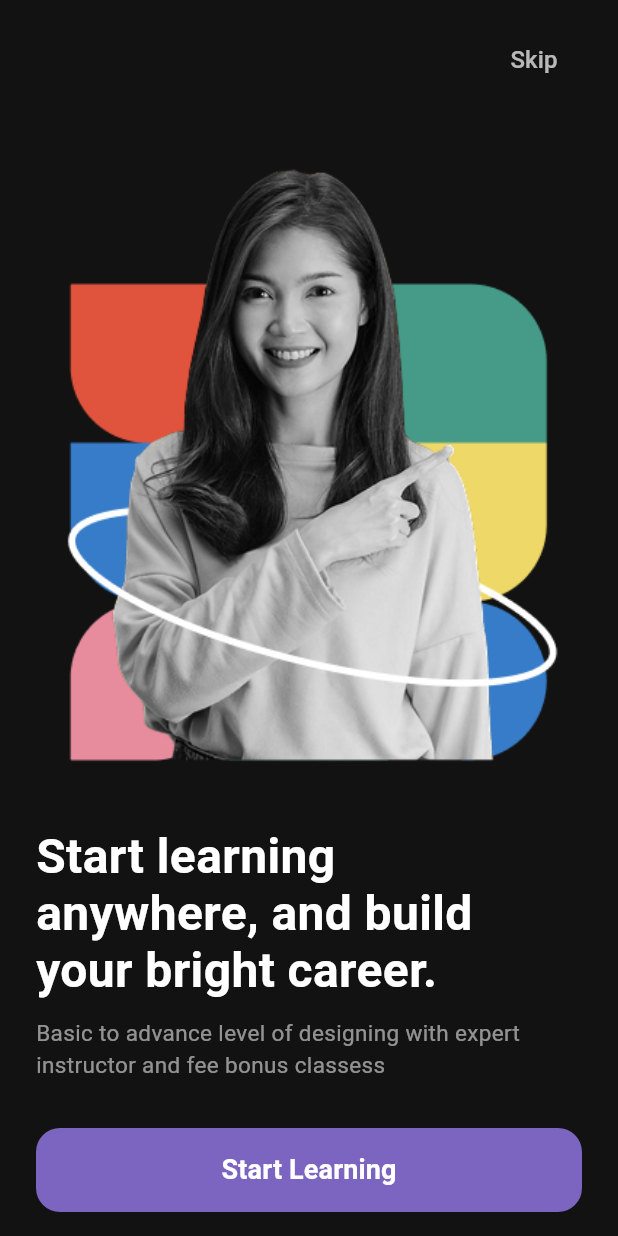
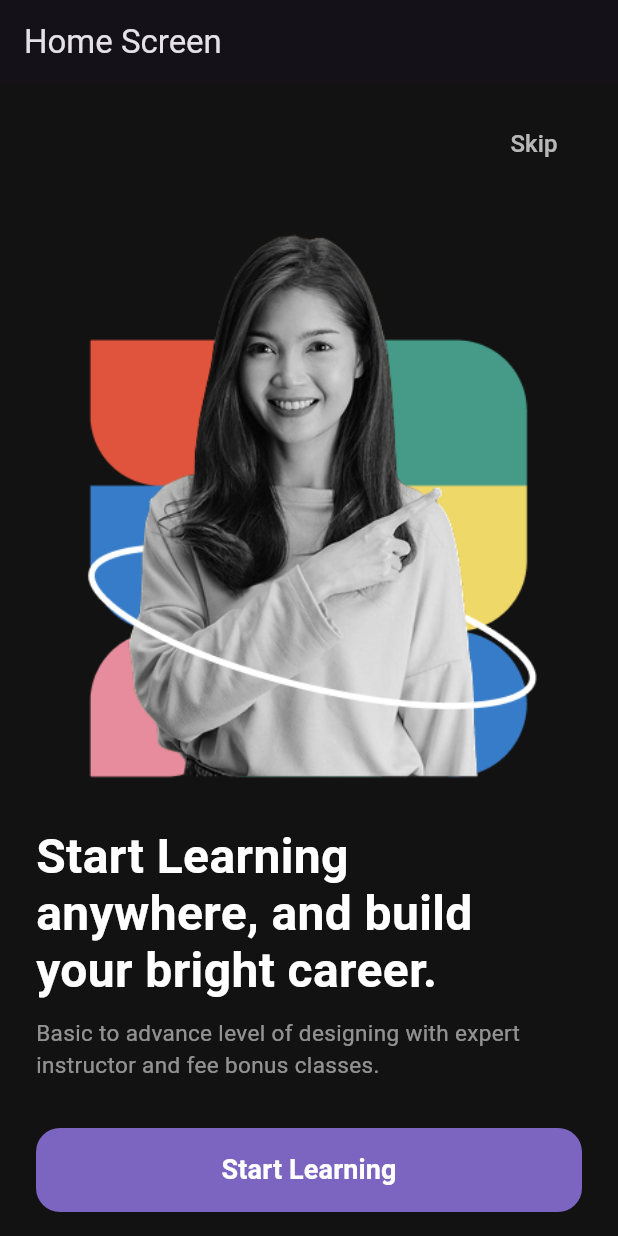
Before and after one commit to yeswadams/learn_bridge, a Flutter app: the screen it shows after launch, after a tap on "Skip", on a phone screen of 412 x 824 dp. Run offline on Flutter 3.47's test engine with Material 3 defaults, Android fonts, the phone set to English and light mode, and no system bars; our stand-ins replace go_router.

Commit message:
Implemented the Onboarding Screen with its own widgets and fixed theerror in main.dart file that was being caused by routeConfig:

```diff
--- a/lib/core/router/app_router.dart
+++ b/lib/core/router/app_router.dart
@@ -9,19 +9,24 @@ import '../../features/courses/presentation/courses_list_screen.dart';
 import '../../features/courses/presentation/courses_details_screen.dart';
 import '../../features/courses/presentation/lesson_player_screen.dart';
 import '../../features/dock/presentation/dock_shell.dart';
-import '../../features/calendar/presentation/calendar_screen.dart';
 import '../../features/home/presentation/home_screen.dart';
 import '../../features/profile/presentation/profile_screen.dart';
 
 final GoRouter appRouter = GoRouter(
   initialLocation: '/splash',
   routes: [
-    GoRoute(path: '/splash', builder: (context, state) => const SplashScreen()),
-    GoRoute(path: '/onboarding', builder: (context, state) => const OnboardingScreen()),
+    GoRoute(
+      path: '/splash',
+      builder: (context, state) => const SplashScreen(),
+    ),
+    GoRoute(
+      path: '/onboarding',
+      builder: (context, state) => const OnboardingScreen(),
+    ),
     // App dock routes
     StatefulShellRoute.indexedStack(
       builder: (context, state, navigationShell) {
-        return Dockshell(navigationShell: navigationShell);
+        return DockShell(navigationShell: navigationShell);
       },
       branches: [
         // Home Page
@@ -45,7 +50,7 @@ final GoRouter appRouter = GoRouter(
         StatefulShellBranch(
           routes: [
             GoRoute(
-              path: 'courses-list',
+              path: '/courses-list',
               builder: (context, state) => const CoursesListPage(),
             ),
           ],
@@ -54,7 +59,7 @@ final GoRouter appRouter = GoRouter(
         StatefulShellBranch(
           routes: [
             GoRoute(
-              path: "courses-details",
+              path: "/courses-details",
               builder: (context, state) => const CourseDetailsPage(),
             ),
           ],
@@ -63,7 +68,7 @@ final GoRouter appRouter = GoRouter(
         StatefulShellBranch(
           routes: [
             GoRoute(
-              path: 'lesson-player',
+              path: '/lesson-player',
               builder: (context, state) => const LessonPlayerPage(),
             ),
           ],
@@ -72,7 +77,7 @@ final GoRouter appRouter = GoRouter(
         StatefulShellBranch(
           routes: [
             GoRoute(
-              path: 'profile',
+              path: '/profile',
               builder: (context, state) => const ProfilePage(),
             ),
           ],
--- a/lib/features/onboarding/presentation/onboarding_screen.dart
+++ b/lib/features/onboarding/presentation/onboarding_screen.dart
@@ -0,0 +1,34 @@
+import 'package:flutter/material.dart';
+import 'package:learn_bridge/features/onboarding/presentation/widgets/header_section.dart';
+import 'package:learn_bridge/features/onboarding/presentation/widgets/hero_image_section.dart';
+import 'package:learn_bridge/features/onboarding/presentation/widgets/primary_action_button.dart';
+import 'package:learn_bridge/features/onboarding/presentation/widgets/content_section.dart';
+
+class OnboardingScreen extends StatelessWidget {
+  const OnboardingScreen({super.key});
+
+  @override
+  Widget build(BuildContext context) {
+    return Scaffold(
+      appBar: AppBar(title: const Text('Home Screen')),
+      backgroundColor: const Color(0xFF121212),
+      body: SafeArea(
+        child: Padding(
+          padding: const EdgeInsets.symmetric(horizontal: 24.0, vertical: 16.0),
+          child: Column(
+            crossAxisAlignment: CrossAxisAlignment.start,
+            children: [
+              HeaderSection(),
+              SizedBox(height: 20),
+              HeroImageSection(),
+              SizedBox(height: 32),
+              ContentSection(),
+              SizedBox(height: 32),
+              PrimaryActionButton(),
+            ],
+          ),
+        ),
+      ),
+    );
+  }
+}
--- /dev/null
+++ b/lib/features/onboarding/presentation/widgets/content_section.dart
@@ -0,0 +1,28 @@
+import "package:flutter/material.dart";
+
+class ContentSection extends StatelessWidget {
+  const ContentSection();
+
+  @override
+  Widget build(BuildContext context) {
+    return Column(
+      crossAxisAlignment: CrossAxisAlignment.start,
+      children: const [
+        Text(
+          'Start Learning\nanywhere, and build\nyour bright career.',
+          style: TextStyle(
+            fontSize: 32,
+            fontWeight: FontWeight.bold,
+            color: Colors.white,
+            height: 1.2,
+          ),
+        ),
+        SizedBox(height: 12),
+        Text(
+          'Basic to advance level of designing with expert instructor and fee bonus classes.',
+          style: TextStyle(fontSize: 15, color: Colors.white54, height: 1.4),
+        ),
+      ],
+    );
+  }
+}
--- /dev/null
+++ b/lib/features/onboarding/presentation/widgets/header_section.dart
@@ -0,0 +1,21 @@
+import "package:flutter/material.dart";
+
+class HeaderSection extends StatelessWidget {
+  const HeaderSection();
+
+  @override
+  Widget build(BuildContext context) {
+    return Align(
+      alignment: Alignment.centerRight,
+      child: TextButton(
+        onPressed: () {
+          // Skip logic here
+        },
+        child: const Text(
+          'Skip',
+          style: TextStyle(color: Colors.white70, fontSize: 16),
+        ),
+      ),
+    );
+  }
+}
--- /dev/null
+++ b/lib/features/onboarding/presentation/widgets/hero_image_section.dart
@@ -0,0 +1,20 @@
+import 'package:flutter/material.dart';
+
+class HeroImageSection extends StatelessWidget {
+  const HeroImageSection();
+
+  @override
+  Widget build(BuildContext context) {
+    return Expanded(
+      child: Center(
+        child: Container(
+          decoration: BoxDecoration(borderRadius: BorderRadius.circular(24)),
+          child: Image.asset(
+            'assets/images/hero_img.png',
+            width: double.infinity,
+          ),
+        ),
+      ),
+    );
+  }
+}
--- /dev/null
+++ b/lib/features/onboarding/presentation/widgets/primary_action_button.dart
@@ -0,0 +1,34 @@
+import "package:flutter/material.dart";
+import "package:go_router/go_router.dart";
+
+class PrimaryActionButton extends StatelessWidget {
+  const PrimaryActionButton();
+
+  @override
+  Widget build(BuildContext context) {
+    return SizedBox(
+      width: double.infinity,
+      height: 56,
+      child: ElevatedButton(
+        onPressed: () {
+          context.go('/home');
+        },
+        style: ElevatedButton.styleFrom(
+          backgroundColor: const Color(0xFF7C65C1),
+          shape: RoundedRectangleBorder(
+            borderRadius: BorderRadius.circular(16),
+          ),
+          elevation: 0,
+        ),
+        child: const Text(
+          'Start Learning',
+          style: TextStyle(
+            fontSize: 18,
+            fontWeight: FontWeight.w600,
+            color: Colors.white,
+          ),
+        ),
+      ),
+    );
+  }
+}
--- a/lib/features/splash/presentation/splash_screen.dart
+++ b/lib/features/splash/presentation/splash_screen.dart
@@ -0,0 +1,29 @@
+import "package:flutter/material.dart";
+import 'package:go_router/go_router.dart';
+
+class SplashScreen extends StatefulWidget {
+  const SplashScreen({super.key});
+
+  @override
+  State<SplashScreen> createState() => _SplashScreenState();
+}
+
+class _SplashScreenState extends State<SplashScreen> {
+  @override
+  void initState() {
+    super.initState();
+    _navigateToNext();
+  }
+
+  void _navigateToNext() async {
+    await Future.delayed(const Duration(seconds: 2));
+
+    if (!mounted) return;
+    context.go('/onboarding');
+  }
+
+  @override
+  Widget build(BuildContext context) {
+    return const Scaffold(body: Center(child: CircularProgressIndicator()));
+  }
+}
--- a/lib/main.dart
+++ b/lib/main.dart
@@ -1,4 +1,5 @@
 import 'package:flutter/material.dart';
+import 'core/router/app_router.dart';
 
 class HitType {
   final String name;
@@ -14,115 +15,10 @@ class MainApp extends StatelessWidget {
 
   @override
   Widget build(BuildContext context) {
-    return MaterialApp(
+    return MaterialApp.router(
       debugShowCheckedModeBanner: false,
       theme: ThemeData.dark(),
-      home: const OnboardingScreen(),
+      routerConfig: appRouter,
     );
   }
 }
-
-class OnboardingScreen extends StatelessWidget {
-  const OnboardingScreen({super.key});
-
-  @override
-  Widget build(BuildContext context) {
-    return Scaffold(
-      backgroundColor: const Color(0xFF121212),
-      body: SafeArea(
-        child: Padding(
-          padding: const EdgeInsets.symmetric(horizontal: 24.0, vertical: 16.0),
-          child: Column(
-            crossAxisAlignment: CrossAxisAlignment.start,
-            children: [
-              Align(
-                alignment: Alignment.centerRight,
-                child: TextButton(
-                  onPressed: () {
-                    // Implement functionality here
-                  },
-                  child: const Text(
-                    'Skip',
-                    style: TextStyle(color: Colors.white70, fontSize: 16),
-                  ),
-                ),
-              ),
-              const SizedBox(height: 20),
-
-              // 2. Hero Graphic Area
-              Expanded(
-                child: Center(
-                  child: Container(
-                    decoration: BoxDecoration(
-                      color: Colors.transparent,
-                      borderRadius: BorderRadius.circular(24),
-                    ),
-                    child: Center(
-                      child: Image.asset(
-                        'assets/images/hero_img.png',
-                        width: double.infinity,
-                      ),
-                    ),
-                  ),
-                ),
-              ),
-
-              const SizedBox(height: 32),
-
-              // 3. Main Headline Text
-              const Text(
-                'Start learning\nanywhere, and build\nyour bright career.',
-                style: TextStyle(
-                  fontSize: 32,
-                  fontWeight: FontWeight.bold,
-                  color: Colors.white,
-                  height: 1.2,
-                ),
-              ),
-
-              const SizedBox(height: 12),
-
-              // 4. Subtitle Text
-              const Text(
-                'Basic to advance level of designing with expert instructor and fee bonus classess',
-                style: TextStyle(
-                  fontSize: 15,
-                  color: Colors.white54,
-                  height: 1.4,
-                ),
-              ),
-
-              const SizedBox(height: 32),
-
-              // 5. Primary Action Button
-              SizedBox(
-                width: double.infinity,
-                height: 56,
-                child: ElevatedButton(
-                  onPressed: () {
-                    // Should Navigate to home Screen
-                  },
-                  style: ElevatedButton.styleFrom(
-                    backgroundColor: const Color(0xFF7C65C1),
-                    shape: RoundedRectangleBorder(
-                      borderRadius: BorderRadius.circular(16),
-                    ),
-                    elevation: 0,
-                  ),
-                  child: const Text(
-                    'Start Learning',
-                    style: TextStyle(
-                      fontSize: 18,
-                      fontWeight: FontWeight.w600,
-                      color: Colors.white,
-                    ),
-                  ),
-                ),
-              ),
-            ],
-          ),
-        ),
-      ),
-    );
-  }
-}
```
Also changed, not shown: lib/core/constants/app_colors.dart (added, +7 -0 lines), lib/features/dock/presentation/dock_shell.dart (+42 -0 lines).
